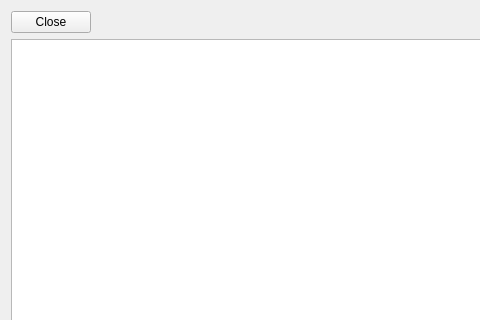
Before: the Qt Designer form ui/character_editor.ui in zkovari/plotlyst, drawn with Qt 5; both pictures show x 0 to 480 and y 0 to 320 of the 715 by 610 pixel window.
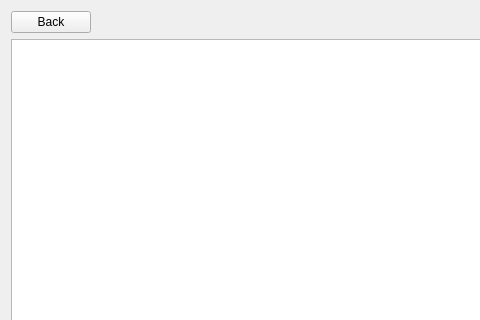
After: the same form once the commit is applied.

Diff of the .ui file:
```diff
--- a/ui/character_editor.ui
+++ b/ui/character_editor.ui
@@ -19,7 +19,7 @@
      <item>
       <widget class="QPushButton" name="btnClose">
        <property name="text">
-        <string>Close</string>
+        <string>Back</string>
        </property>
        <property name="shortcut">
         <string>Esc</string>
```
Left out of the diff: 3 changed lines with no effect on the pictures.
